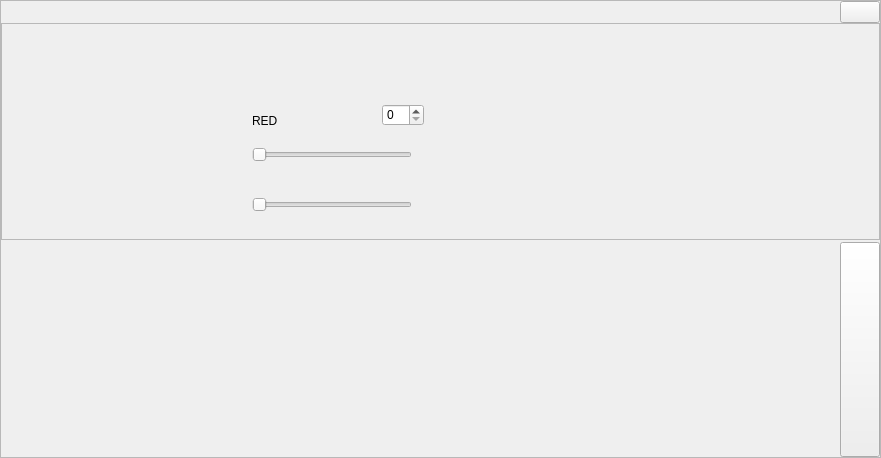
First picture: the form in src/gui/dlg.ui, repository LaM0uette/PySide6_Blank_Project_demo, before the edit.
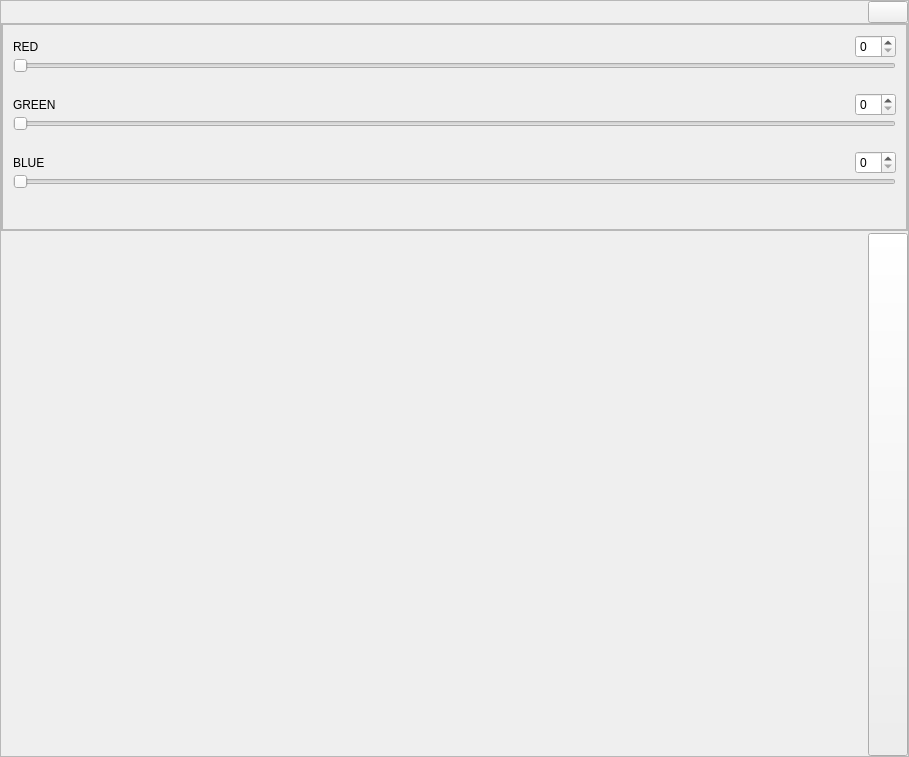
Second picture: the form after the edit. The open tabs and pages were chosen to show the change.

```diff
--- a/src/gui/dlg.ui
+++ b/src/gui/dlg.ui
@@ -6,8 +6,8 @@
    <rect>
     <x>0</x>
     <y>0</y>
-    <width>881</width>
-    <height>458</height>
+    <width>909</width>
+    <height>757</height>
    </rect>
   </property>
   <layout class="QGridLayout" name="glay_dlg">
@@ -1222,6 +1222,12 @@
           </property>
           <item>
            <widget class="QScrollArea" name="sca_colors">
+            <property name="sizePolicy">
+             <sizepolicy hsizetype="Preferred" vsizetype="Preferred">
+              <horstretch>0</horstretch>
+              <verstretch>0</verstretch>
+             </sizepolicy>
+            </property>
             <property name="widgetResizable">
              <bool>true</bool>
             </property>
@@ -1230,72 +1236,196 @@
               <rect>
                <x>0</x>
                <y>0</y>
-               <width>877</width>
-               <height>215</height>
+               <width>905</width>
+               <height>226</height>
               </rect>
              </property>
-             <widget class="QSlider" name="sd_opt_rgb_red">
-              <property name="geometry">
-               <rect>
-                <x>250</x>
-                <y>120</y>
-                <width>160</width>
-                <height>22</height>
-               </rect>
+             <layout class="QHBoxLayout" name="hlay_sca_area_colors">
+              <property name="spacing">
+               <number>10</number>
               </property>
-              <property name="orientation">
-               <enum>Qt::Horizontal</enum>
+              <property name="leftMargin">
+               <number>0</number>
               </property>
-             </widget>
-             <widget class="QSlider" name="sd_opt_rgb_green">
-              <property name="geometry">
-               <rect>
-                <x>250</x>
-                <y>170</y>
-                <width>160</width>
-                <height>22</height>
-               </rect>
+              <property name="topMargin">
+               <number>0</number>
               </property>
-              <property name="orientation">
-               <enum>Qt::Horizontal</enum>
+              <property name="rightMargin">
+               <number>0</number>
               </property>
-             </widget>
-             <widget class="QSlider" name="sd_opt_rgb_blue">
-              <property name="geometry">
-               <rect>
-                <x>250</x>
-                <y>230</y>
-                <width>160</width>
-                <height>22</height>
-               </rect>
+              <property name="bottomMargin">
+               <number>0</number>
               </property>
-              <property name="orientation">
-               <enum>Qt::Horizontal</enum>
-              </property>
-             </widget>
-             <widget class="QLabel" name="label">
-              <property name="geometry">
-               <rect>
-                <x>250</x>
-                <y>90</y>
-                <width>47</width>
-                <height>13</height>
-               </rect>
-              </property>
-              <property name="text">
-               <string>RED</string>
-              </property>
-             </widget>
-             <widget class="QSpinBox" name="spinBox">
-              <property name="geometry">
-               <rect>
-                <x>380</x>
-                <y>80</y>
-                <width>42</width>
-                <height>22</height>
-               </rect>
-              </property>
-             </widget>
+              <item>
+               <widget class="QFrame" name="fr_opt_rgb_rgb">
+                <property name="frameShape">
+                 <enum>QFrame::StyledPanel</enum>
+                </property>
+                <property name="frameShadow">
+                 <enum>QFrame::Raised</enum>
+                </property>
+                <layout class="QVBoxLayout" name="vlay_fr_opt_rgb_rgb">
+                 <property name="spacing">
+                  <number>0</number>
+                 </property>
+                 <property name="leftMargin">
+                  <number>10</number>
+                 </property>
+                 <property name="topMargin">
+                  <number>10</number>
+                 </property>
+                 <property name="rightMargin">
+                  <number>10</number>
+                 </property>
+                 <property name="bottomMargin">
+                  <number>0</number>
+                 </property>
+                 <item>
+                  <layout class="QGridLayout" name="glay_sca_area_colors">
+                   <property name="spacing">
+                    <number>0</number>
+                   </property>
+                   <item row="4" column="2">
+                    <widget class="QSpinBox" name="sb_opt_rgb_green"/>
+                   </item>
+                   <item row="4" column="0">
+                    <widget class="QLabel" name="lb_opt_rgb_green">
+                     <property name="text">
+                      <string>GREEN</string>
+                     </property>
+                    </widget>
+                   </item>
+                   <item row="7" column="0">
+                    <widget class="QLabel" name="lb_opt_rgb_blue">
+                     <property name="text">
+                      <string>BLUE</string>
+                     </property>
+                    </widget>
+                   </item>
+                   <item row="7" column="2">
+                    <widget class="QSpinBox" name="sb_opt_rgb_blue"/>
+                   </item>
+                   <item row="0" column="0">
+                    <widget class="QLabel" name="lb_opt_rgb_red">
+                     <property name="text">
+                      <string>RED</string>
+                     </property>
+                    </widget>
+                   </item>
+                   <item row="7" column="1">
+                    <spacer name="horizontalSpacer_12">
+                     <property name="orientation">
+                      <enum>Qt::Horizontal</enum>
+                     </property>
+                     <property name="sizeHint" stdset="0">
+                      <size>
+                       <width>40</width>
+                       <height>20</height>
+                      </size>
+                     </property>
+                    </spacer>
+                   </item>
+                   <item row="1" column="0" colspan="3">
+                    <widget class="QSlider" name="sd_opt_rgb_red">
+                     <property name="orientation">
+                      <enum>Qt::Horizontal</enum>
+                     </property>
+                    </widget>
+                   </item>
+                   <item row="5" column="0" colspan="3">
+                    <widget class="QSlider" name="sd_opt_rgb_green">
+                     <property name="orientation">
+                      <enum>Qt::Horizontal</enum>
+                     </property>
+                    </widget>
+                   </item>
+                   <item row="0" column="2">
+                    <widget class="QSpinBox" name="sb_opt_rgb_red"/>
+                   </item>
+                   <item row="6" column="0" colspan="3">
+                    <spacer name="verticalSpacer_12">
+                     <property name="orientation">
+                      <enum>Qt::Vertical</enum>
+                     </property>
+                     <property name="sizeType">
+                      <enum>QSizePolicy::Fixed</enum>
+                     </property>
+                     <property name="sizeHint" stdset="0">
+                      <size>
+                       <width>20</width>
+                       <height>20</height>
+                      </size>
+                     </property>
+                    </spacer>
+                   </item>
+                   <item row="8" column="0" colspan="3">
+                    <widget class="QSlider" name="sd_opt_rgb_blue">
+                     <property name="orientation">
+                      <enum>Qt::Horizontal</enum>
+                     </property>
+                    </widget>
+                   </item>
+                   <item row="2" column="0" colspan="3">
+                    <spacer name="verticalSpacer_13">
+                     <property name="orientation">
+                      <enum>Qt::Vertical</enum>
+                     </property>
+                     <property name="sizeType">
+                      <enum>QSizePolicy::Fixed</enum>
+                     </property>
+                     <property name="sizeHint" stdset="0">
+                      <size>
+                       <width>20</width>
+                       <height>20</height>
+                      </size>
+                     </property>
+                    </spacer>
+                   </item>
+                   <item row="4" column="1">
+                    <spacer name="horizontalSpacer_11">
+                     <property name="orientation">
+                      <enum>Qt::Horizontal</enum>
+                     </property>
+                     <property name="sizeHint" stdset="0">
+                      <size>
+                       <width>40</width>
+                       <height>20</height>
+                      </size>
+                     </property>
+                    </spacer>
+                   </item>
+                   <item row="9" column="0" colspan="3">
+                    <spacer name="verticalSpacer_11">
+                     <property name="orientation">
+                      <enum>Qt::Vertical</enum>
+                     </property>
+                     <property name="sizeHint" stdset="0">
+                      <size>
+                       <width>20</width>
+                       <height>40</height>
+                      </size>
+                     </property>
+                    </spacer>
+                   </item>
+                   <item row="0" column="1">
+                    <spacer name="horizontalSpacer_10">
+                     <property name="orientation">
+                      <enum>Qt::Horizontal</enum>
+                     </property>
+                     <property name="sizeHint" stdset="0">
+                      <size>
+                       <width>40</width>
+                       <height>20</height>
+                      </size>
+                     </property>
+                    </spacer>
+                   </item>
+                  </layout>
+                 </item>
+                </layout>
+               </widget>
+              </item>
+             </layout>
             </widget>
            </widget>
           </item>
```
Left out of the diff: 6 changed lines with no effect on the pictures.
